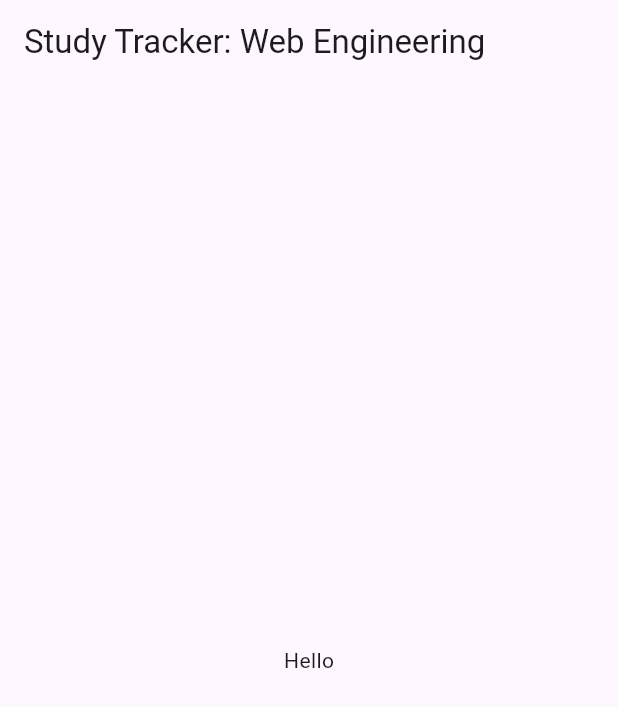
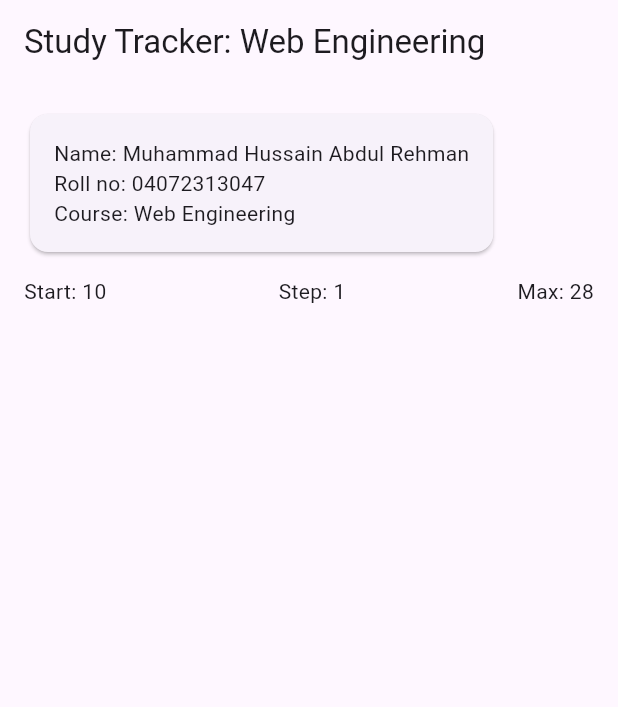
Before and after one commit to AbRehman17/Mobile-Application-Development-, a Flutter app: the screen it shows after launch, on a phone screen of 412 x 824 dp. Shown: the top 707 px of the screen. Run offline on Flutter 3.47's test engine with Material 3 defaults, Android fonts, the phone set to English and light mode, and no system bars.

Commit message:
Step 3 done

```diff
--- a/Flutter_startup_lab5/flutter_lab_startter/lib/main.dart
+++ b/Flutter_startup_lab5/flutter_lab_startter/lib/main.dart
@@ -54,12 +54,57 @@ class HomePage extends StatelessWidget {
   Widget build(BuildContext context) {
     return Scaffold(
       appBar: AppBar(title: Text("Study Tracker: $course")),
-      body: const Center(child: Text('Hello')),
+      body: SingleChildScrollView(
+        padding: const EdgeInsets.all(16),
+        child: Column(
+          crossAxisAlignment: CrossAxisAlignment.start,
+          children: [
+            StudentCard(name: studentName, roll: rollNo, course: course),
+            const SizedBox(height: 12),
+            Row(
+              mainAxisAlignment: MainAxisAlignment.spaceBetween,
+              children: [
+                Text('Start: $startCount', key: const Key('info-start')),
+                Text('Step: $stepSize', key: const Key('info-step')),
+                Text('Max: $maxCount', key: const Key('info-max')),
+              ],
+            ),
+          ],
+        ),
+      ),
     );
   }
 }
 
-class StudentCard extends StatelessWidget {}
+class StudentCard extends StatelessWidget {
+  final String name;
+  final String roll;
+  final String course;
+
+  const StudentCard({
+    super.key,
+    required this.name,
+    required this.roll,
+    required this.course,
+  });
+
+  @override
+  Widget build(BuildContext context) {
+    return Card(
+      child: Padding(
+        padding: const EdgeInsets.all(16),
+        child: Column(
+          crossAxisAlignment: CrossAxisAlignment.start,
+          children: [
+            Text('Name: $name', key: const Key('student-name')),
+            Text('Roll no: $roll', key: const Key('student-roll')),
+            Text('Course: $course', key: const Key('student-course')),
+          ],
+        ),
+      ),
+    );
+  }
+}
 
 // ---- Provided for Step 7. It has a bug on purpose. Do not rename anything.
 class BuggyCounter extends StatefulWidget {
```
Also changed, not shown: Flutter_startup_lab5/output.txt (+15 -1 lines).
